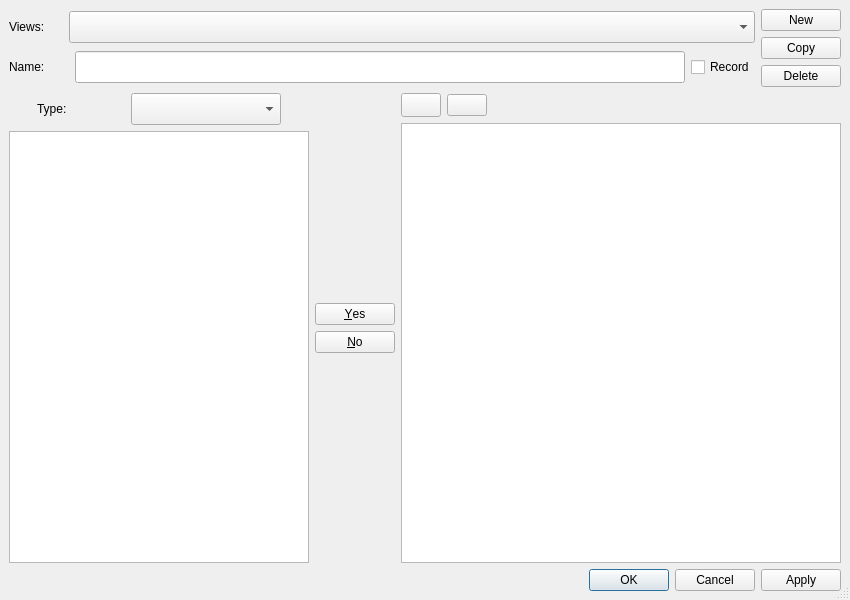
ccherrett/oom, file oom/widgets/trackvieweditorbase.ui: the form before one commit.
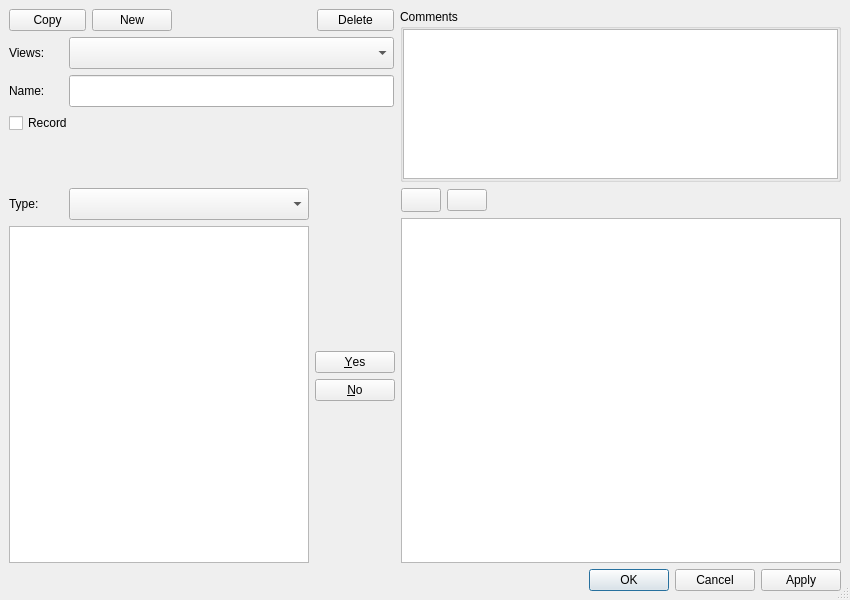
The form after the commit.

Commit message: Fixed Font render on canvas, Implemented trackview comments, implemented PR dock

```diff
--- a/oom/widgets/trackvieweditorbase.ui
+++ b/oom/widgets/trackvieweditorbase.ui
@@ -29,16 +29,22 @@
   <property name="modal">
    <bool>true</bool>
   </property>
-  <layout class="QVBoxLayout" name="verticalLayout">
+  <layout class="QVBoxLayout" name="verticalLayout" stretch="0,1,0">
    <item>
-    <layout class="QHBoxLayout" name="horizontalLayout">
+    <layout class="QHBoxLayout" name="horizontalLayout" stretch="0,1">
+     <property name="sizeConstraint">
+      <enum>QLayout::SetMinAndMaxSize</enum>
+     </property>
      <property name="bottomMargin">
       <number>0</number>
      </property>
      <item>
       <layout class="QVBoxLayout" name="verticalLayout_2">
+       <property name="spacing">
+        <number>-1</number>
+       </property>
        <property name="sizeConstraint">
-        <enum>QLayout::SetFixedSize</enum>
+        <enum>QLayout::SetDefaultConstraint</enum>
        </property>
        <property name="topMargin">
         <number>0</number>
@@ -46,6 +52,86 @@
        <property name="bottomMargin">
         <number>0</number>
        </property>
+       <item>
+        <layout class="QHBoxLayout" name="horizontalLayout_4">
+         <property name="sizeConstraint">
+          <enum>QLayout::SetFixedSize</enum>
+         </property>
+         <property name="topMargin">
+          <number>0</number>
+         </property>
+         <item>
+          <widget class="QPushButton" name="btnCopy">
+           <property name="minimumSize">
+            <size>
+             <width>77</width>
+             <height>0</height>
+            </size>
+           </property>
+           <property name="maximumSize">
+            <size>
+             <width>77</width>
+             <height>16777215</height>
+            </size>
+           </property>
+           <property name="text">
+            <string>Copy</string>
+           </property>
+          </widget>
+         </item>
+         <item>
+          <widget class="QPushButton" name="btnNew">
+           <property name="sizePolicy">
+            <sizepolicy hsizetype="Fixed" vsizetype="Fixed">
+             <horstretch>0</horstretch>
+             <verstretch>0</verstretch>
+            </sizepolicy>
+           </property>
+           <property name="minimumSize">
+            <size>
+             <width>77</width>
+             <height>0</height>
+            </size>
+           </property>
+           <property name="text">
+            <string>New</string>
+           </property>
+          </widget>
+         </item>
+         <item>
+          <spacer name="horizontalSpacer_2">
+           <property name="orientation">
+            <enum>Qt::Horizontal</enum>
+           </property>
+           <property name="sizeHint" stdset="0">
+            <size>
+             <width>40</width>
+             <height>20</height>
+            </size>
+           </property>
+          </spacer>
+         </item>
+         <item>
+          <widget class="QPushButton" name="btnDelete">
+           <property name="minimumSize">
+            <size>
+             <width>77</width>
+             <height>0</height>
+            </size>
+           </property>
+           <property name="maximumSize">
+            <size>
+             <width>77</width>
+             <height>16777215</height>
+            </size>
+           </property>
+           <property name="text">
+            <string>Delete</string>
+           </property>
+          </widget>
+         </item>
+        </layout>
+       </item>
        <item>
         <layout class="QHBoxLayout" name="groupLayout">
          <property name="spacing">
@@ -80,16 +166,25 @@
            </property>
            <property name="minimumSize">
             <size>
-             <width>80</width>
+             <width>325</width>
              <height>32</height>
             </size>
            </property>
+           <property name="maximumSize">
+            <size>
+             <width>325</width>
+             <height>16777215</height>
+            </size>
+           </property>
           </widget>
          </item>
         </layout>
        </item>
        <item>
         <layout class="QHBoxLayout" name="nameLayout">
+         <property name="spacing">
+          <number>0</number>
+         </property>
          <item>
           <widget class="QLabel" name="lblName">
            <property name="sizePolicy">
@@ -106,7 +201,7 @@
            </property>
            <property name="maximumSize">
             <size>
-             <width>63</width>
+             <width>60</width>
              <height>16777215</height>
             </size>
            </property>
@@ -123,82 +218,71 @@
              <verstretch>0</verstretch>
             </sizepolicy>
            </property>
+           <property name="minimumSize">
+            <size>
+             <width>325</width>
+             <height>0</height>
+            </size>
+           </property>
            <property name="maximumSize">
             <size>
-             <width>16777215</width>
+             <width>325</width>
              <height>32</height>
             </size>
            </property>
           </widget>
          </item>
-         <item>
-          <widget class="QCheckBox" name="chkRecord">
-           <property name="toolTip">
-            <string>Toggle Record Arm on all tracks in view.</string>
-           </property>
-           <property name="text">
-            <string>Record</string>
-           </property>
-          </widget>
-         </item>
         </layout>
        </item>
+       <item>
+        <widget class="QCheckBox" name="chkRecord">
+         <property name="toolTip">
+          <string>Toggle Record Arm on all tracks in view.</string>
+         </property>
+         <property name="text">
+          <string>Record</string>
+         </property>
+        </widget>
+       </item>
+       <item>
+        <spacer name="verticalSpacer">
+         <property name="orientation">
+          <enum>Qt::Vertical</enum>
+         </property>
+         <property name="sizeHint" stdset="0">
+          <size>
+           <width>20</width>
+           <height>40</height>
+          </size>
+         </property>
+        </spacer>
+       </item>
       </layout>
      </item>
      <item>
-      <layout class="QVBoxLayout" name="verticalLayout_3">
-       <property name="rightMargin">
-        <number>0</number>
+      <widget class="QGroupBox" name="groupBox">
+       <property name="title">
+        <string>Comments</string>
        </property>
-       <property name="bottomMargin">
-        <number>0</number>
-       </property>
-       <item>
-        <widget class="QPushButton" name="btnNew">
-         <property name="sizePolicy">
-          <sizepolicy hsizetype="Fixed" vsizetype="Fixed">
-           <horstretch>0</horstretch>
-           <verstretch>0</verstretch>
-          </sizepolicy>
-         </property>
-         <property name="minimumSize">
-          <size>
-           <width>77</width>
-           <height>0</height>
-          </size>
-         </property>
-         <property name="text">
-          <string>New</string>
-         </property>
-        </widget>
-       </item>
-       <item>
-        <widget class="QPushButton" name="btnCopy">
-         <property name="minimumSize">
-          <size>
-           <width>77</width>
-           <height>0</height>
-          </size>
-         </property>
-         <property name="text">
-          <string>Copy</string>
-         </property>
-        </widget>
-       </item>
-       <item>
-        <widget class="QPushButton" name="btnDelete">
-         <property name="minimumSize">
-          <size>
-           <width>77</width>
-           <height>0</height>
-          </size>
-         </property>
-         <property name="text">
-          <string>Delete</string>
-         </property>
-        </widget>
-       </item>
-      </layout>
+       <layout class="QVBoxLayout" name="verticalLayout_5">
+        <property name="spacing">
+         <number>0</number>
+        </property>
+        <property name="margin">
+         <number>0</number>
+        </property>
+        <item>
+         <widget class="QTextEdit" name="txtComment">
+          <property name="maximumSize">
+           <size>
+            <width>16777215</width>
+            <height>150</height>
+           </size>
+          </property>
+         </widget>
+        </item>
+       </layout>
+      </widget>
      </item>
     </layout>
    </item>
@@ -214,6 +298,9 @@
        </property>
        <item>
         <layout class="QHBoxLayout" name="typeLayout">
+         <property name="spacing">
+          <number>0</number>
+         </property>
          <property name="sizeConstraint">
           <enum>QLayout::SetMinimumSize</enum>
          </property>
@@ -239,7 +326,7 @@
          <item>
           <widget class="QComboBox" name="cmbType">
            <property name="sizePolicy">
-            <sizepolicy hsizetype="Expanding" vsizetype="Fixed">
+            <sizepolicy hsizetype="Expanding" vsizetype="Maximum">
              <horstretch>1</horstretch>
              <verstretch>0</verstretch>
             </sizepolicy>
@@ -252,7 +339,7 @@
            </property>
            <property name="maximumSize">
             <size>
-             <width>150</width>
+             <width>240</width>
              <height>32</height>
             </size>
            </property>
```
The commit also changes 8 other files.
